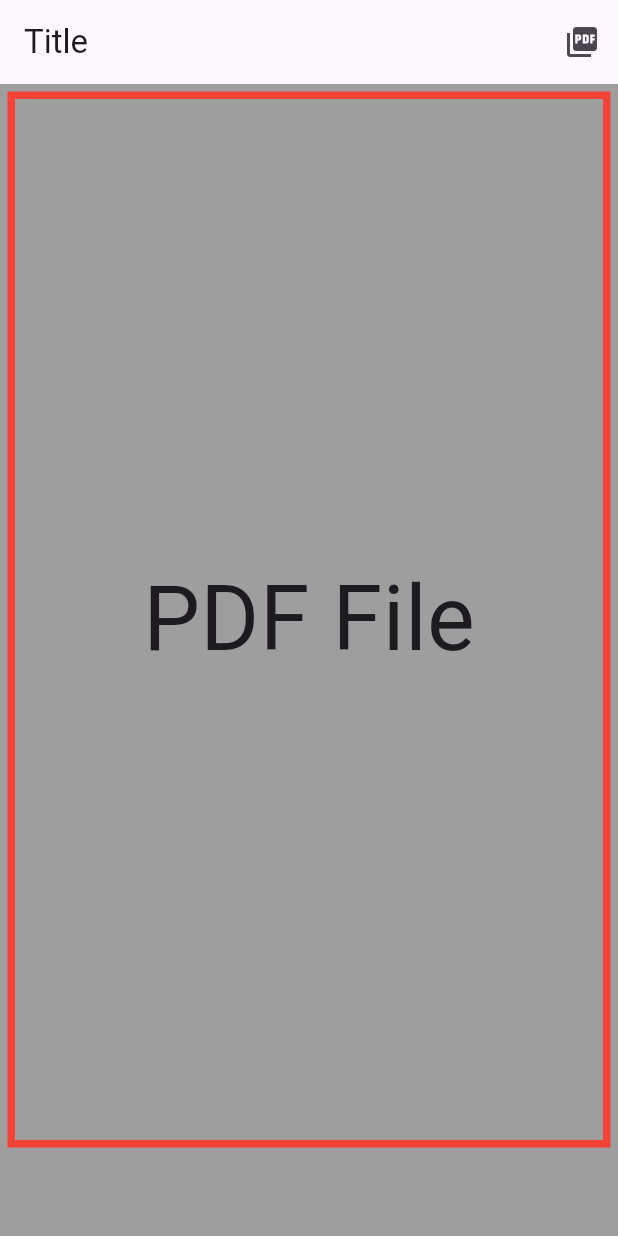
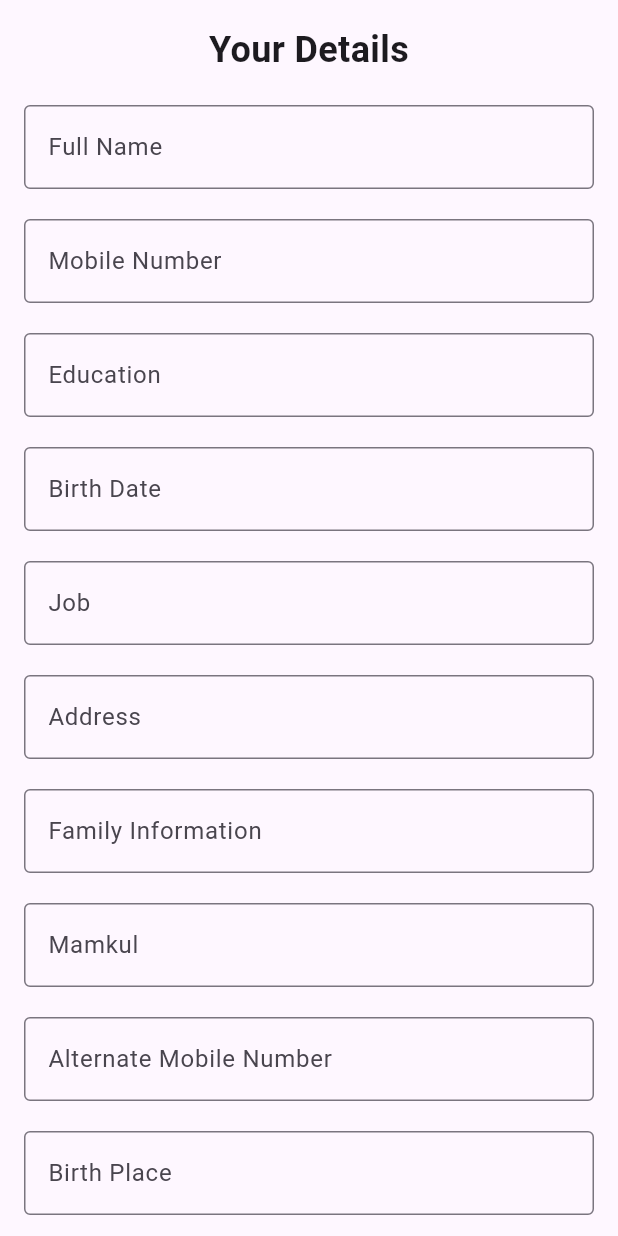
Before and after one commit to appsbykuldeep/stackoverflow_ans, a Flutter app: the screen it shows after launch, on a phone screen of 412 x 824 dp. Run offline on Flutter 3.47's test engine with Material 3 defaults, Android fonts, the phone set to English and light mode, and no system bars; drawn by our look-alikes of screenshot; our stand-ins replace open_filex, pdf, permission_handler.

Commit message:
added some ans

```diff
--- /dev/null
+++ b/lib/answers/questions_78909881/ans.dart
@@ -0,0 +1,267 @@
+import 'package:flutter/material.dart';
+
+class Questions78909881 extends StatefulWidget {
+  const Questions78909881({super.key});
+
+  @override
+  State<Questions78909881> createState() => _Questions78909881State();
+}
+
+class _Questions78909881State extends State<Questions78909881> {
+  final _formKey = GlobalKey<FormState>();
+
+  final TextEditingController _fullnameController = TextEditingController();
+  final TextEditingController _phonenumberController = TextEditingController();
+  final TextEditingController _qualificationController =
+      TextEditingController();
+  final TextEditingController _birthdateController = TextEditingController();
+  final TextEditingController _jobController = TextEditingController();
+  final TextEditingController _addressController = TextEditingController();
+  final TextEditingController _familyinformationController =
+      TextEditingController();
+  final TextEditingController _mamkulController = TextEditingController();
+  final TextEditingController _alternatenumberController =
+      TextEditingController();
+  final TextEditingController _birthplaceController = TextEditingController();
+  final TextEditingController _heightController = TextEditingController();
+  final TextEditingController _gotraController = TextEditingController();
+  final TextEditingController _ganController = TextEditingController();
+  final TextEditingController _nakshatrController = TextEditingController();
+  final TextEditingController _nadiController = TextEditingController();
+  final TextEditingController _bloodgroupController = TextEditingController();
+
+  void _register() {
+    if (_formKey.currentState?.validate() ?? false) {
+      ScaffoldMessenger.of(context).showSnackBar(
+        const SnackBar(content: Text('Registration Successful')),
+      );
+    }
+  }
+
+  @override
+  Widget build(BuildContext context) {
+    return Scaffold(
+      body: SingleChildScrollView(
+        padding: const EdgeInsets.all(16.0),
+        child: Form(
+          key: _formKey,
+          child: Column(
+            children: <Widget>[
+              const Text(
+                'Your Details',
+                style: TextStyle(fontSize: 24, fontWeight: FontWeight.bold),
+                textAlign: TextAlign.center,
+              ),
+              const SizedBox(height: 20),
+              TextFormField(
+                controller: _fullnameController,
+                decoration: const InputDecoration(
+                  labelText: 'Full Name',
+                  border: OutlineInputBorder(),
+                ),
+                validator: (value) {
+                  print(("Name $value"));
+                  if (value == null || value.isEmpty) {
+                    return 'Full name is required';
+                  } else if (value.length <= 6) {
+                    return 'Full name must be more the 6 character';
+                  }
+                  return null;
+                },
+              ),
+              const SizedBox(height: 20),
+              TextFormField(
+                controller: _phonenumberController,
+                decoration: const InputDecoration(
+                  labelText: 'Mobile Number',
+                  border: OutlineInputBorder(),
+                ),
+                autovalidateMode: AutovalidateMode.onUserInteraction,
+                validator: (value) {
+                  if (value == null || value.isEmpty && value.length < 10) {
+                    return 'Mobile Number is required';
+                  } else if (value.length != 10) {
+                    return 'Provided valid mobile number';
+                  }
+                  return null;
+                },
+              ),
+              const SizedBox(height: 20),
+              TextFormField(
+                controller: _qualificationController,
+                decoration: const InputDecoration(
+                  labelText: 'Education',
+                  border: OutlineInputBorder(),
+                ),
+                validator: (value) {
+                  if (value == null || value.isEmpty) {
+                    return 'Education is required';
+                  } else if (value.length < 2) {
+                    return 'Provided valid Education';
+                  }
+                  return null;
+                },
+              ),
+              const SizedBox(height: 20),
+              TextFormField(
+                onTap: () async {
+                  DateTime? date = DateTime(1900);
+                  FocusScope.of(context).requestFocus(FocusNode());
+                  date = await showDatePicker(
+                      context: context,
+                      initialDate: DateTime(DateTime.now().year - 17),
+                      firstDate: DateTime(1900),
+                      lastDate: DateTime(DateTime.now().year - 17));
+                },
+                controller: _birthdateController,
+                decoration: const InputDecoration(
+                  labelText: 'Birth Date',
+                  border: OutlineInputBorder(),
+                ),
+                validator: (value) {
+                  if (value == null || value.isEmpty) {
+                    return 'Birth Date is required';
+                  }
+                  return null;
+                },
+              ),
+              const SizedBox(height: 20),
+              TextFormField(
+                controller: _jobController,
+                decoration: const InputDecoration(
+                  labelText: 'Job',
+                  border: OutlineInputBorder(),
+                ),
+                validator: (value) {
+                  if (value == null || value.isEmpty) {
+                    return 'Job is required';
+                  }
+                  return null;
+                },
+              ),
+              const SizedBox(height: 20),
+              TextFormField(
+                controller: _addressController,
+                decoration: const InputDecoration(
+                  labelText: 'Address',
+                  border: OutlineInputBorder(),
+                ),
+                validator: (value) {
+                  if (value == null || value.isEmpty) {
+                    return 'Address is required';
+                  }
+                  return null;
+                },
+              ),
+              const SizedBox(height: 20),
+              TextFormField(
+                controller: _familyinformationController,
+                decoration: const InputDecoration(
+                  labelText: 'Family Information',
+                  border: OutlineInputBorder(),
+                ),
+                validator: (value) {
+                  if (value == null || value.isEmpty) {
+                    return 'Family Information is required';
+                  }
+                  return null;
+                },
+              ),
+              const SizedBox(height: 20),
+              TextFormField(
+                controller: _mamkulController,
+                decoration: const InputDecoration(
+                  labelText: 'Mamkul',
+                  border: OutlineInputBorder(),
+                ),
+                validator: (value) {
+                  if (value == null || value.isEmpty) {
+                    return 'Mamkul is required';
+                  }
+                  return null;
+                },
+              ),
+              const SizedBox(height: 20),
+              TextFormField(
+                controller: _alternatenumberController,
+                decoration: const InputDecoration(
+                  labelText: 'Alternate Mobile Number',
+                  border: OutlineInputBorder(),
+                ),
+              ),
+              const SizedBox(height: 20),
+              TextFormField(
+                controller: _birthplaceController,
+                decoration: const InputDecoration(
+                  labelText: 'Birth Place',
+                  border: OutlineInputBorder(),
+                ),
+              ),
+              const SizedBox(height: 20),
+              TextFormField(
+                controller: _heightController,
+                decoration: const InputDecoration(
+                  labelText: 'Height',
+                  border: OutlineInputBorder(),
+                ),
+              ),
+              const SizedBox(height: 20),
+              TextFormField(
+                controller: _gotraController,
+                decoration: const InputDecoration(
+                  labelText: 'Gotra',
+                  border: OutlineInputBorder(),
+                ),
+              ),
+              const SizedBox(height: 20),
+              TextFormField(
+                controller: _ganController,
+                decoration: const InputDecoration(
+                  labelText: 'Gan',
+                  border: OutlineInputBorder(),
+                ),
+              ),
+              const SizedBox(height: 20),
+              TextFormField(
+                controller: _nakshatrController,
+                decoration: const InputDecoration(
+                  labelText: 'Nakshtra',
+                  border: OutlineInputBorder(),
+                ),
+              ),
+              const SizedBox(height: 20),
+              TextFormField(
+                controller: _nadiController,
+                decoration: const InputDecoration(
+                  labelText: 'Nadi',
+                  border: OutlineInputBorder(),
+                ),
+              ),
+              const SizedBox(height: 20),
+              TextFormField(
+                controller: _bloodgroupController,
+                decoration: const InputDecoration(
+                  labelText: 'Blood Group',
+                  border: OutlineInputBorder(),
+                ),
+              ),
+              const SizedBox(height: 20),
+              ElevatedButton(
+                onPressed: _register,
+                style: ElevatedButton.styleFrom(
+                  // backgroundColor: Constant.HEADR_BACKGROUBD_COLOUR,
+                  padding: const EdgeInsets.symmetric(vertical: 16),
+                ),
+                child: const Text(
+                  'Save',
+                  style: TextStyle(
+                      color: Colors.black, fontWeight: FontWeight.bold),
+                ),
+              ),
+            ],
+          ),
+        ),
+      ),
+    );
+  }
+}
--- /dev/null
+++ b/lib/answers/questions_78909899/native_splash.yaml
@@ -0,0 +1,7 @@
+flutter_native_splash:
+  android: true
+  ios: true
+  web: true
+  color: "#d4e4ed"
+  android_12:
+    color: "#d4e4ed"
--- a/lib/main.dart
+++ b/lib/main.dart
@@ -1,7 +1,6 @@
 import 'package:flutter/material.dart';
+import 'package:stackoverflow_ans/answers/questions_78909881/ans.dart';
 import 'package:stackoverflow_ans/classes/permission_class.dart';
-
-import 'answers/questions_78906189/ans_78906189.dart';
 
 Future<void> main() async {
   WidgetsFlutterBinding.ensureInitialized();
@@ -36,7 +35,7 @@ class MyApp extends StatelessWidget {
         colorScheme: ColorScheme.fromSeed(seedColor: Colors.deepPurple),
         useMaterial3: true,
       ),
-      home: const Ans78906189(),
+      home: const Questions78909881(),
     );
   }
 }
--- a/pubspec.yaml
+++ b/pubspec.yaml
@@ -57,6 +57,9 @@ dev_dependencies:
 # For information on the generic Dart part of this file, see the
 # following page: https://dart.dev/tools/pub/pubspec
 
+
+
+
 # The following section is specific to Flutter packages.
 flutter:
 
```
